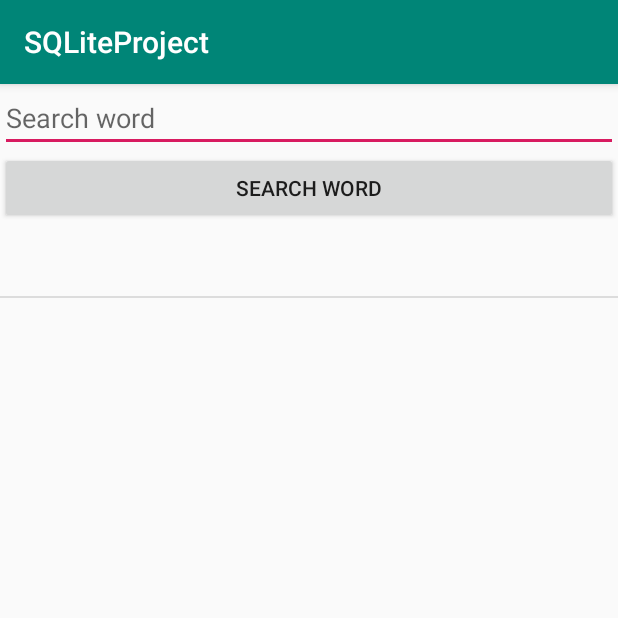
After one commit to AadityaUpreti/SQLLiteProject, an Android app: the DictonaryListData screen opened directly, with no data from a screen before it, on a phone screen of 412 x 824 dp, the top half of it. The commit adds this screen. Run offline under Robolectric (Android 15) with nearby library versions, the phone set to English and light mode, and no system bars.

Commit message:
search project

```diff
--- a/app/src/main/AndroidManifest.xml
+++ b/app/src/main/AndroidManifest.xml
@@ -9,6 +9,8 @@
         android:roundIcon="@mipmap/ic_launcher_round"
         android:supportsRtl="true"
         android:theme="@style/AppTheme">
+        <activity android:name=".ShowMeaning"></activity>
+        <activity android:name=".DictonaryListData" />
         <activity android:name=".MainActivity">
             <intent-filter>
                 <action android:name="android.intent.action.MAIN" />
--- /dev/null
+++ b/app/src/main/java/com/example/sqliteproject/DictonaryListData.java
@@ -0,0 +1,72 @@
+package com.example.sqliteproject;
+
+import android.database.sqlite.SQLiteDatabase;
+import android.support.v7.app.AppCompatActivity;
+import android.os.Bundle;
+import android.view.View;
+import android.widget.ArrayAdapter;
+import android.widget.Button;
+import android.widget.EditText;
+import android.widget.ListView;
+
+import java.util.ArrayList;
+import java.util.HashMap;
+import java.util.List;
+
+import helper.MyHelper;
+import model.Word;
+
+public class DictonaryListData extends AppCompatActivity {
+
+    ListView lstWord;
+    Button btnSearch;
+    EditText txtSearch;
+    MyHelper myHelper=null;
+    SQLiteDatabase sqLiteDatabase=null;
+    @Override
+    protected void onCreate(Bundle savedInstanceState) {
+        super.onCreate(savedInstanceState);
+        setContentView(R.layout.activity_dictonary_list_data);
+        lstWord = findViewById(R.id.lstWord);
+        txtSearch = findViewById(R.id.txtSearchWord);
+        btnSearch = findViewById(R.id.btnSearch);
+        loadWord();
+        btnSearch.setOnClickListener(new View.OnClickListener() {
+            @Override
+            public void onClick(View v) {
+                searchWord(txtSearch.getText().toString());
+            }
+        });
+
+    }
+
+    private void loadWord() {
+        myHelper = new MyHelper(this);
+sqLiteDatabase = myHelper.getWritableDatabase();
+        List<Word> wordList = new ArrayList<>();
+        wordList = myHelper.getAllWords(sqLiteDatabase);
+        HashMap<String, String> hashMap = new HashMap<>();
+        for (int i = 0; i < wordList.size(); i++) {
+            hashMap.put(wordList.get(i).getWordName(), wordList.get(i).getWordMeaning());
+        }
+        ArrayAdapter<String> stringArrayAdapter = new ArrayAdapter<>(this,
+                android.R.layout.simple_list_item_1,
+                new ArrayList<String>(hashMap.keySet()));
+        lstWord.setAdapter(stringArrayAdapter);
+    }
+
+    private void searchWord(String word){
+        myHelper = new MyHelper(this);
+        sqLiteDatabase = myHelper.getWritableDatabase();
+        List<Word> wordList = new ArrayList<>();
+        wordList = myHelper.GetWordByName(word,sqLiteDatabase);
+        HashMap<String, String> hashMap = new HashMap<>();
+        for (int i = 0; i < wordList.size(); i++) {
+            hashMap.put(wordList.get(i).getWordName(), wordList.get(i).getWordMeaning());
+        }
+        ArrayAdapter<String> stringArrayAdapter = new ArrayAdapter<>(this,
+                android.R.layout.simple_list_item_1,
+                new ArrayList<String>(hashMap.keySet()));
+        lstWord.setAdapter(stringArrayAdapter);
+    }
+}
--- a/app/src/main/java/helper/MyHelper.java
+++ b/app/src/main/java/helper/MyHelper.java
@@ -3,8 +3,14 @@ package helper;
 import android.content.ContentValues;
 import android.content.Context;
 
+import android.database.Cursor;
 import android.database.sqlite.SQLiteDatabase;
 import android.database.sqlite.SQLiteOpenHelper;
+
+import java.util.ArrayList;
+import java.util.List;
+
+import model.Word;
 
 public class MyHelper extends SQLiteOpenHelper {
 
@@ -25,18 +31,56 @@ public class MyHelper extends SQLiteOpenHelper {
         String query = "CREATE TABLE " + tblWord +
                 "(" +
                 WordId + " Integer PRIMARY KEY AUTOINCREMENT ," +
-                Word + " TEXT," + Meaning + " TEXT" +")";
+                Word + " TEXT," + Meaning + " TEXT" + ")";
         db.execSQL(query);
     }
 
-    public long InsertData(String word,String meaning,SQLiteDatabase db){
+    public long InsertData(String word, String meaning, SQLiteDatabase db) {
         long id;
 
         ContentValues contentValues = new ContentValues();
-        contentValues.put(Word,word);
-        contentValues.put(Meaning,meaning);
-id = db.insert(tblWord,null,contentValues);
-return id;
+        contentValues.put(Word, word);
+        contentValues.put(Meaning, meaning);
+        id = db.insert(tblWord, null, contentValues);
+        return id;
+    }
+
+    public List<Word> getAllWords(SQLiteDatabase db) {
+        List<Word> words = new ArrayList<>();
+        Cursor cursor = db.rawQuery("select * from tblWord", null);
+        if (cursor.getCount() > 0) {
+            while (cursor.moveToNext()) {
+                words.add(new Word(cursor.getInt(0), cursor.getString(1), cursor.getString(2)));
+            }
+        }
+
+        return words;
+    }
+
+    public List<Word> getAllWordss(SQLiteDatabase db) {
+        List<Word> words = new ArrayList<>();
+        String column[]={WordId,Word,Meaning};
+        Cursor cursor = db.query(tblWord, column,null,null,null,null,null,null);
+
+        if (cursor.getCount() > 0) {
+            while (cursor.moveToNext()) {
+                words.add(new Word(cursor.getInt(0), cursor.getString(1), cursor.getString(2)));
+            }
+        }
+
+        return words;
+    }
+
+    public List<Word>GetWordByName(String word,SQLiteDatabase db){
+        List<Word> words = new ArrayList<>();
+        Cursor cursor= db.rawQuery("select * from tblWord where word '" + word+""+"%'", null);
+        if (cursor.getCount()>0){
+            while (cursor.moveToNext()){
+                words.add(new Word(cursor.getInt(0), cursor.getString(1), cursor.getString(2)));
+
+            }
+        }
+        return words;
     }
     @Override
     public void onUpgrade(SQLiteDatabase db, int oldVersion, int newVersion) {
--- /dev/null
+++ b/app/src/main/java/model/Word.java
@@ -0,0 +1,38 @@
+package model;
+
+public class Word {
+
+    private int wordId;
+    private String wordName;
+    private String wordMeaning;
+
+    public Word(int wordId, String wordName, String wordMeaning) {
+        this.wordId = wordId;
+        this.wordName = wordName;
+        this.wordMeaning = wordMeaning;
+    }
+
+    public int getWordId() {
+        return wordId;
+    }
+
+    public void setWordId(int wordId) {
+        this.wordId = wordId;
+    }
+
+    public String getWordName() {
+        return wordName;
+    }
+
+    public void setWordName(String wordName) {
+        this.wordName = wordName;
+    }
+
+    public String getWordMeaning() {
+        return wordMeaning;
+    }
+
+    public void setWordMeaning(String wordMeaning) {
+        this.wordMeaning = wordMeaning;
+    }
+}
--- /dev/null
+++ b/app/src/main/res/layout/activity_dictonary_list_data.xml
@@ -0,0 +1,26 @@
+<?xml version="1.0" encoding="utf-8"?>
+<LinearLayout xmlns:android="http://schemas.android.com/apk/res/android"
+    xmlns:app="http://schemas.android.com/apk/res-auto"
+    xmlns:tools="http://schemas.android.com/tools"
+    android:layout_width="match_parent"
+    android:layout_height="match_parent"
+    tools:context=".DictonaryListData"
+    android:orientation="vertical">
+    <EditText
+        android:hint="Search word"
+        android:layout_width="match_parent"
+        android:layout_height="wrap_content"
+        android:id="@+id/txtSearchWord"/>
+    <Button
+        android:text="search word"
+        android:layout_width="match_parent"
+        android:layout_height="wrap_content"
+        android:id="@+id/btnSearch"/>
+<ListView
+    android:layout_width="match_parent"
+    android:id="@+id/lstWord"
+
+    android:layout_height="match_parent">
+
+</ListView>
+</LinearLayout>
--- a/app/src/main/res/layout/activity_main.xml
+++ b/app/src/main/res/layout/activity_main.xml
@@ -30,5 +30,11 @@
         android:id="@+id/btnAdd"
         />
 
+    <Button
+        android:id="@+id/btnShow"
+        android:layout_width="match_parent"
+        android:layout_height="wrap_content"
+        android:text="Show Word" />
+
 
 </LinearLayout>
```
Also changed, not shown: app/src/main/java/com/example/sqliteproject/MainActivity.java (+24 -7 lines), app/src/main/java/com/example/sqliteproject/ShowMeaning.java (added, +13 -0 lines), app/src/main/res/layout/activity_show_meaning.xml (added, +21 -0 lines).
